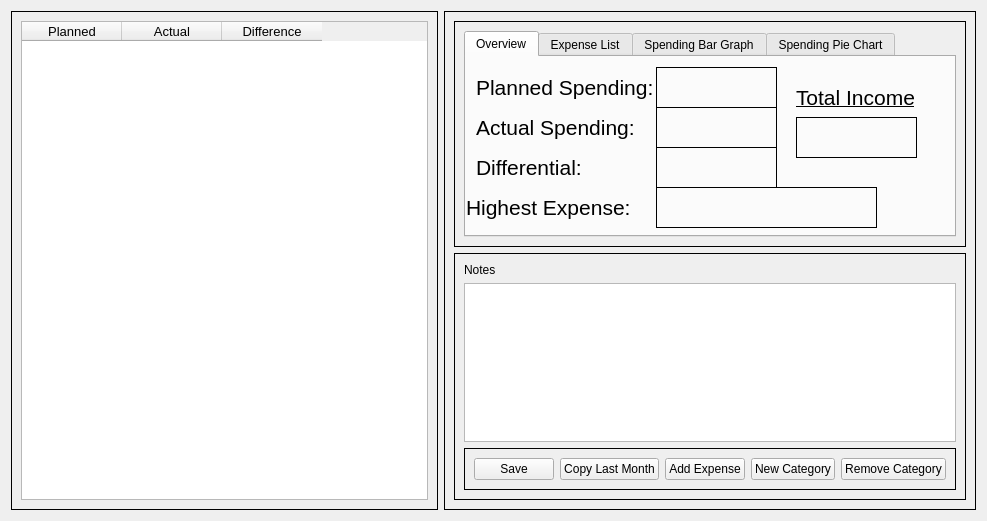
Before: the Qt Designer form rsrc/UI/TableTest.ui in Winkelmann17/BudgetTool-Python, drawn with Qt 5.
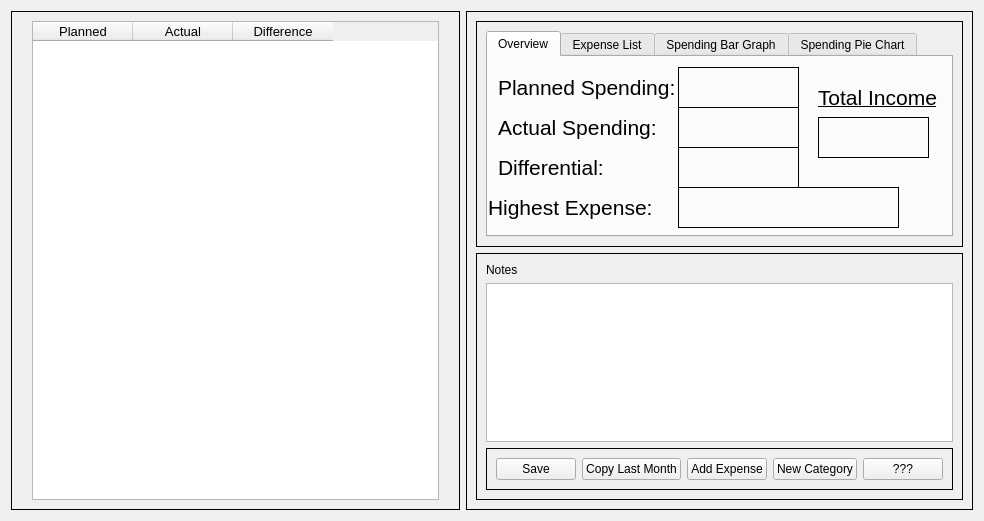
After: the same form once the commit is applied.

The edit to the form file:
```diff
--- a/rsrc/UI/TableTest.ui
+++ b/rsrc/UI/TableTest.ui
@@ -174,7 +174,7 @@
               <rect>
                <x>330</x>
                <y>60</y>
-               <width>121</width>
+               <width>111</width>
                <height>41</height>
               </rect>
              </property>
@@ -279,7 +279,7 @@
             <item>
              <widget class="QPushButton" name="removeCategoryButton">
               <property name="text">
-               <string>Remove Category</string>
+               <string>???</string>
               </property>
              </widget>
             </item>
```
